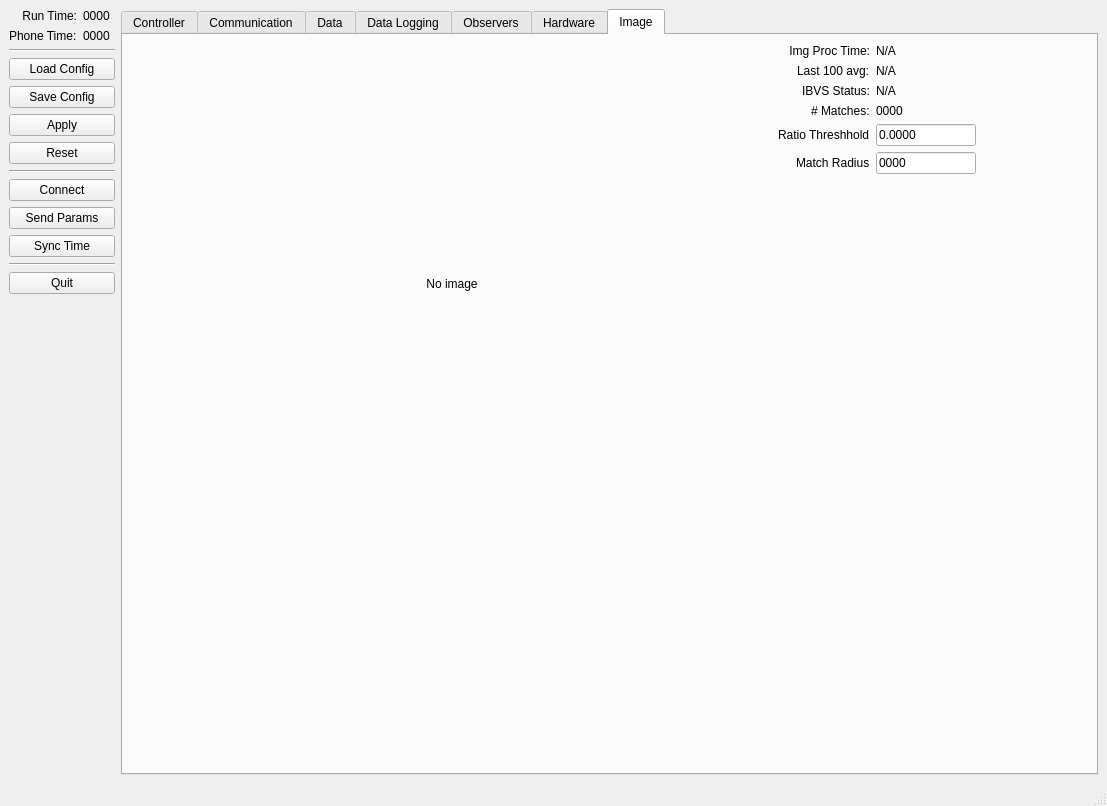
The window that Leash/src/Leash.ui (ryan0270/quadrover) describes before a commit, drawn with Qt 5.
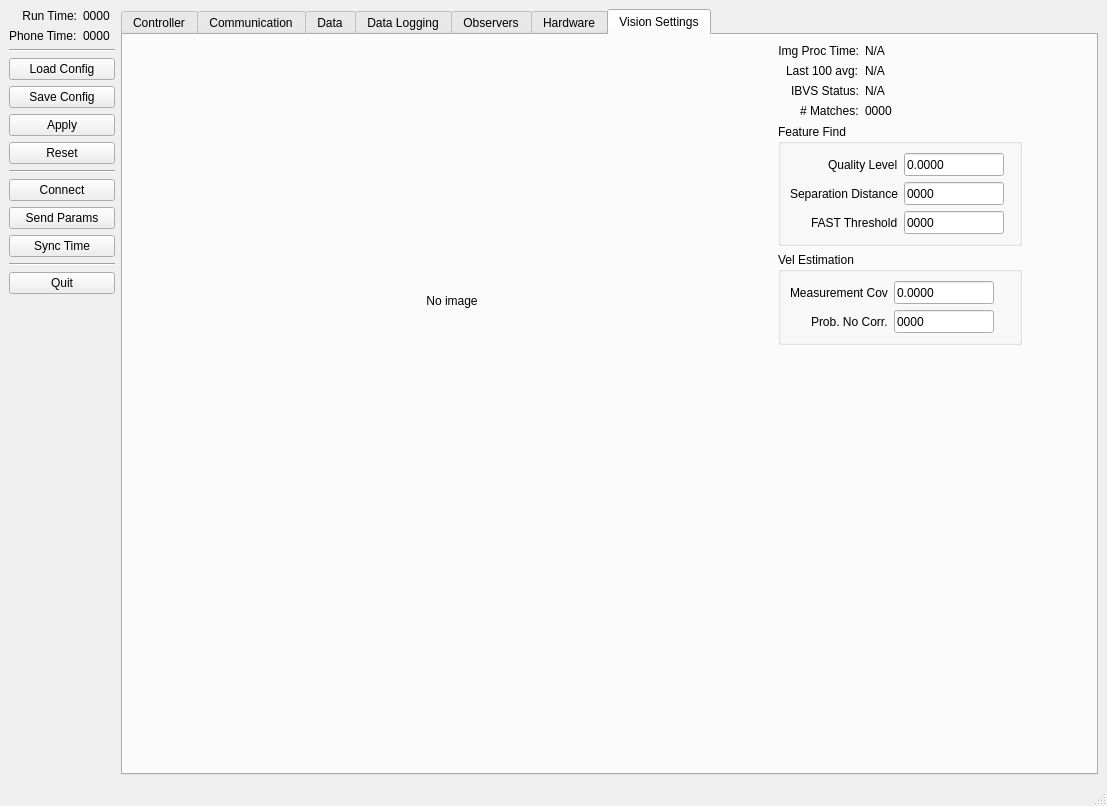
The same window after the commit. The open tabs and pages were chosen to show the change.

Commit message: Sending new algo params from Leash to the Rover

Diff of the .ui file:
```diff
--- a/Leash/src/Leash.ui
+++ b/Leash/src/Leash.ui
@@ -2391,10 +2391,10 @@
       </widget>
       <widget class="QWidget" name="tabImage">
        <attribute name="title">
-        <string>Image</string>
+        <string>Vision Settings</string>
        </attribute>
-       <layout class="QGridLayout" name="gridLayout_11">
-        <item row="0" column="0" rowspan="3">
+       <layout class="QGridLayout" name="gridLayout_14">
+        <item row="0" column="0" rowspan="4">
          <widget class="QLabel" name="lblImageDisplay">
           <property name="sizePolicy">
            <sizepolicy hsizetype="Expanding" vsizetype="Expanding">
@@ -2435,11 +2435,11 @@
          </widget>
         </item>
         <item row="0" column="1">
-         <layout class="QFormLayout" name="formLayout_5">
+         <layout class="QFormLayout" name="formLayout_7">
           <property name="labelAlignment">
            <set>Qt::AlignRight|Qt::AlignTrailing|Qt::AlignVCenter</set>
           </property>
-          <item row="1" column="0">
+          <item row="0" column="0">
            <widget class="QLabel" name="lblChad_2">
             <property name="text">
              <string>Img Proc Time:</string>
@@ -2449,14 +2449,28 @@
             </property>
            </widget>
           </item>
-          <item row="1" column="1">
+          <item row="0" column="1">
            <widget class="QLabel" name="lblImgProcTime">
             <property name="text">
              <string>N/A</string>
             </property>
            </widget>
           </item>
-          <item row="3" column="0">
+          <item row="1" column="0">
+           <widget class="QLabel" name="label_16">
+            <property name="text">
+             <string>Last 100 avg:</string>
+            </property>
+           </widget>
+          </item>
+          <item row="1" column="1">
+           <widget class="QLabel" name="lblImgProcTimeAvg">
+            <property name="text">
+             <string>N/A</string>
+            </property>
+           </widget>
+          </item>
+          <item row="2" column="0">
            <widget class="QLabel" name="lblChad_4">
             <property name="text">
              <string>IBVS Status:</string>
@@ -2466,73 +2480,21 @@
             </property>
            </widget>
           </item>
-          <item row="3" column="1">
+          <item row="2" column="1">
            <widget class="QLabel" name="lblIbvsStatus">
             <property name="text">
              <string>N/A</string>
             </property>
            </widget>
           </item>
-          <item row="5" column="1">
-           <widget class="QLineEdit" name="txtRatioThreshold">
-            <property name="minimumSize">
-             <size>
-              <width>39</width>
-              <height>20</height>
-             </size>
-            </property>
-            <property name="maximumSize">
-             <size>
-              <width>100</width>
-              <height>100</height>
-             </size>
-            </property>
-            <property name="text">
-             <string>0.0000</string>
-            </property>
-           </widget>
-          </item>
-          <item row="5" column="0">
-           <widget class="QLabel" name="label_17">
-            <property name="text">
-             <string>Ratio Threshhold</string>
-            </property>
-           </widget>
-          </item>
-          <item row="6" column="0">
-           <widget class="QLabel" name="label_21">
-            <property name="text">
-             <string>Match Radius</string>
-            </property>
-           </widget>
-          </item>
-          <item row="6" column="1">
-           <widget class="QLineEdit" name="txtMatchRadius">
-            <property name="minimumSize">
-             <size>
-              <width>39</width>
-              <height>20</height>
-             </size>
-            </property>
-            <property name="maximumSize">
-             <size>
-              <width>100</width>
-              <height>100</height>
-             </size>
-            </property>
-            <property name="text">
-             <string>0000</string>
-            </property>
-           </widget>
-          </item>
-          <item row="4" column="0">
+          <item row="3" column="0">
            <widget class="QLabel" name="label_15">
             <property name="text">
              <string># Matches:</string>
             </property>
            </widget>
           </item>
-          <item row="4" column="1">
+          <item row="3" column="1">
            <widget class="QLabel" name="lblNumFeatureMatches">
             <property name="minimumSize">
              <size>
@@ -2551,36 +2513,265 @@
             </property>
            </widget>
           </item>
-          <item row="2" column="0">
-           <widget class="QLabel" name="label_16">
-            <property name="text">
-             <string>Last 100 avg:</string>
-            </property>
-           </widget>
-          </item>
-          <item row="2" column="1">
-           <widget class="QLabel" name="lblImgProcTimeAvg">
-            <property name="text">
-             <string>N/A</string>
-            </property>
-           </widget>
-          </item>
          </layout>
         </item>
-        <item row="1" column="2">
+        <item row="0" column="2">
          <spacer name="horizontalSpacer_13">
           <property name="orientation">
            <enum>Qt::Horizontal</enum>
           </property>
           <property name="sizeHint" stdset="0">
            <size>
-            <width>19</width>
+            <width>119</width>
             <height>20</height>
            </size>
           </property>
          </spacer>
         </item>
-        <item row="2" column="1">
+        <item row="1" column="1" colspan="2">
+         <widget class="QGroupBox" name="groupBox_5">
+          <property name="title">
+           <string>Feature Find</string>
+          </property>
+          <layout class="QGridLayout" name="gridLayout_13">
+           <item row="0" column="0">
+            <layout class="QFormLayout" name="formLayout_5">
+             <property name="labelAlignment">
+              <set>Qt::AlignRight|Qt::AlignTrailing|Qt::AlignVCenter</set>
+             </property>
+             <item row="0" column="0">
+              <widget class="QLabel" name="label_17">
+               <property name="minimumSize">
+                <size>
+                 <width>0</width>
+                 <height>23</height>
+                </size>
+               </property>
+               <property name="text">
+                <string>Quality Level</string>
+               </property>
+              </widget>
+             </item>
+             <item row="0" column="1">
+              <widget class="QLineEdit" name="txtFeatureFindQualityLevel">
+               <property name="minimumSize">
+                <size>
+                 <width>39</width>
+                 <height>23</height>
+                </size>
+               </property>
+               <property name="maximumSize">
+                <size>
+                 <width>100</width>
+                 <height>100</height>
+                </size>
+               </property>
+               <property name="text">
+                <string>0.0000</string>
+               </property>
+              </widget>
+             </item>
+             <item row="1" column="0">
+              <widget class="QLabel" name="label_21">
+               <property name="minimumSize">
+                <size>
+                 <width>0</width>
+                 <height>23</height>
+                </size>
+               </property>
+               <property name="text">
+                <string>Separation Distance</string>
+               </property>
+               <property name="wordWrap">
+                <bool>true</bool>
+               </property>
+              </widget>
+             </item>
+             <item row="1" column="1">
+              <widget class="QLineEdit" name="txtFeatureFindSeparationDistance">
+               <property name="minimumSize">
+                <size>
+                 <width>39</width>
+                 <height>23</height>
+                </size>
+               </property>
+               <property name="maximumSize">
+                <size>
+                 <width>100</width>
+                 <height>100</height>
+                </size>
+               </property>
+               <property name="text">
+                <string>0000</string>
+               </property>
+              </widget>
+             </item>
+             <item row="2" column="0">
+              <widget class="QLabel" name="label_22">
+               <property name="minimumSize">
+                <size>
+                 <width>0</width>
+                 <height>23</height>
+                </size>
+               </property>
+               <property name="text">
+                <string>FAST Threshold</string>
+               </property>
+              </widget>
+             </item>
+             <item row="2" column="1">
+              <widget class="QLineEdit" name="txtFeatureFindFASTThreshold">
+               <property name="minimumSize">
+                <size>
+                 <width>39</width>
+                 <height>23</height>
+                </size>
+               </property>
+               <property name="maximumSize">
+                <size>
+                 <width>100</width>
+                 <height>100</height>
+                </size>
+               </property>
+               <property name="text">
+                <string>0000</string>
+               </property>
+              </widget>
+             </item>
+            </layout>
+           </item>
+          </layout>
+         </widget>
+        </item>
+        <item row="1" column="3">
+         <spacer name="horizontalSpacer_14">
+          <property name="orientation">
+           <enum>Qt::Horizontal</enum>
+          </property>
+          <property name="sizeHint" stdset="0">
+           <size>
+            <width>32</width>
+            <height>20</height>
+           </size>
+          </property>
+         </spacer>
+        </item>
+        <item row="2" column="1" colspan="2">
+         <widget class="QGroupBox" name="groupBox_6">
+          <property name="title">
+           <string>Vel Estimation</string>
+          </property>
+          <layout class="QGridLayout" name="gridLayout_11">
+           <item row="0" column="0">
+            <layout class="QFormLayout" name="formLayout_6">
+             <property name="fieldGrowthPolicy">
+              <enum>QFormLayout::AllNonFixedFieldsGrow</enum>
+             </property>
+             <property name="labelAlignment">
+              <set>Qt::AlignRight|Qt::AlignTrailing|Qt::AlignVCenter</set>
+             </property>
+             <item row="0" column="0">
+              <widget class="QLabel" name="label_23">
+               <property name="minimumSize">
+                <size>
+                 <width>0</width>
+                 <height>23</height>
+                </size>
+               </property>
+               <property name="text">
+                <string>Measurement Cov</string>
+               </property>
+              </widget>
+             </item>
+             <item row="0" column="1">
+              <widget class="QLineEdit" name="txtVelEstMeasCov">
+               <property name="minimumSize">
+                <size>
+                 <width>39</width>
+                 <height>23</height>
+                </size>
+               </property>
+               <property name="maximumSize">
+                <size>
+                 <width>100</width>
+                 <height>100</height>
+                </size>
+               </property>
+               <property name="text">
+                <string>0.0000</string>
+               </property>
+              </widget>
+             </item>
+             <item row="1" column="0">
+              <widget class="QLabel" name="label_24">
+               <property name="minimumSize">
+                <size>
+                 <width>0</width>
+                 <height>23</height>
+                </size>
+               </property>
+               <property name="toolTip">
+                <string extracomment="Probability that there is no correspondence in the previous image"/>
+               </property>
+               <property name="text">
+                <string>Prob. No Corr.</string>
+               </property>
+               <property name="wordWrap">
+                <bool>true</bool>
+               </property>
+              </widget>
+             </item>
+             <item row="1" column="1">
+              <widget class="QLineEdit" name="txtVelEstProbNoCorr">
+               <property name="minimumSize">
+                <size>
+                 <width>39</width>
+                 <height>23</height>
+                </size>
+               </property>
+               <property name="maximumSize">
+                <size>
+                 <width>100</width>
+                 <height>100</height>
+                </size>
+               </property>
+               <property name="text">
+                <string>0000</string>
+               </property>
+              </widget>
+             </item>
+            </layout>
+           </item>
+          </layout>
+         </widget>
+        </item>
+        <item row="2" column="3">
+         <spacer name="horizontalSpacer_15">
+          <property name="orientation">
+           <enum>Qt::Horizontal</enum>
+          </property>
+          <property name="sizeHint" stdset="0">
+           <size>
+            <width>32</width>
+            <height>20</height>
+           </size>
+          </property>
+         </spacer>
+        </item>
+        <item row="3" column="2">
+         <spacer name="verticalSpacer_14">
+          <property name="orientation">
+           <enum>Qt::Vertical</enum>
+          </property>
+          <property name="sizeHint" stdset="0">
+           <size>
+            <width>20</width>
+            <height>196</height>
+           </size>
+          </property>
+         </spacer>
+        </item>
+        <item row="4" column="0">
          <spacer name="verticalSpacer_12">
           <property name="orientation">
            <enum>Qt::Vertical</enum>
@@ -2588,20 +2779,7 @@
           <property name="sizeHint" stdset="0">
            <size>
             <width>20</width>
-            <height>219</height>
-           </size>
-          </property>
-         </spacer>
-        </item>
-        <item row="3" column="0">
-         <spacer name="verticalSpacer_20">
-          <property name="orientation">
-           <enum>Qt::Vertical</enum>
-          </property>
-          <property name="sizeHint" stdset="0">
-           <size>
-            <width>20</width>
-            <height>229</height>
+            <height>195</height>
            </size>
           </property>
          </spacer>
```
Left out of the diff: 4 changed lines with no effect on the pictures. The commit also changes 15 other files.
